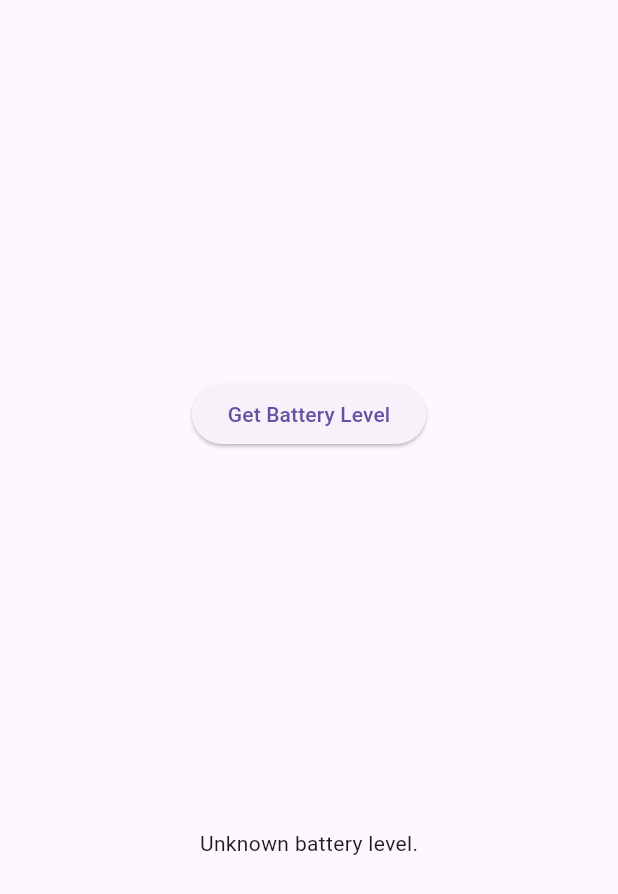
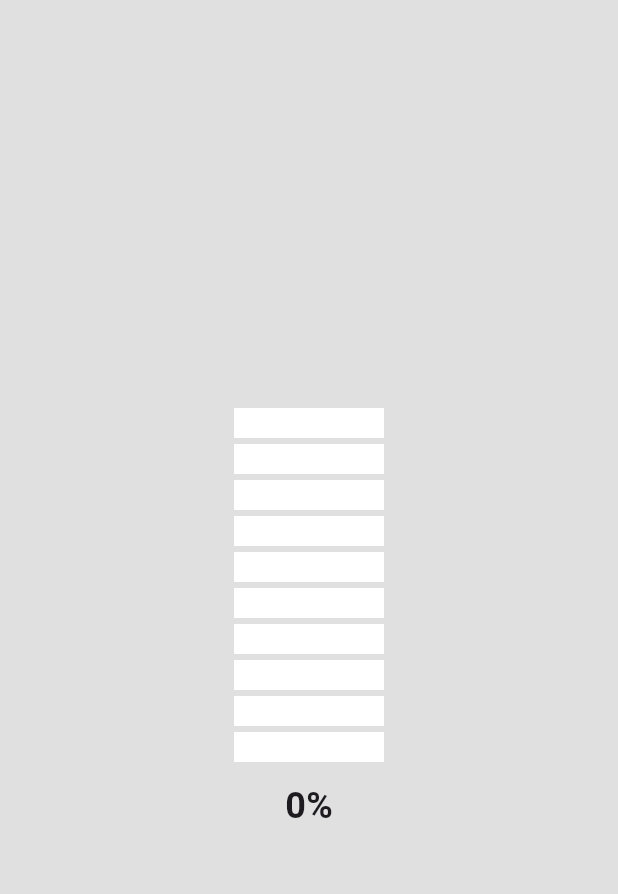
Before and after one commit to johnhcolani/MethodChannel-Native-Device-BatteryLevel, a Flutter app: the screen it shows after launch, on a phone screen of 412 x 824 dp. Shown: the top 894 px of the screen. Run offline on Flutter 3.47's test engine with Material 3 defaults, Android fonts, the light colour scheme and no system bars.

Commit message:
Changed UI

```diff
--- a/lib/main.dart
+++ b/lib/main.dart
@@ -1,6 +1,7 @@
 import 'package:flutter/material.dart';
+import 'package:flutter/services.dart';
 import 'dart:async';
-import 'package:flutter/services.dart';
+
 void main() {
   runApp(const MyApp());
 }
@@ -14,37 +15,72 @@ class MyApp extends StatefulWidget {
 
 class _MyAppState extends State<MyApp> {
   static const platform = MethodChannel('samples.flutter.dev/battery');
-  // Get battery level.
-  String _batteryLevel = 'Unknown battery level.';
+  final StreamController<double> _batteryLevelController = StreamController<double>();
 
-  Future<void> _getBatteryLevel() async {
-    String batteryLevel;
-    try {
-      final int? result = await platform.invokeMethod<int>('getBatteryLevel');
-      batteryLevel = 'Battery level at $result % .';
-    } on PlatformException catch (e) {
-      batteryLevel = "Failed to get battery level: '${e.message}'.";
-    }
+  @override
+  void initState() {
+    super.initState();
+    _startBatteryLevelStream();
+  }
 
-    setState(() {
-      _batteryLevel = batteryLevel;
+  @override
+  void dispose() {
+    _batteryLevelController.close();
+    super.dispose();
+  }
+
+  void _startBatteryLevelStream() {
+    Timer.periodic(Duration(seconds: 1), (timer) async {
+      try {
+        final int? result = await platform.invokeMethod<int>('getBatteryLevel');
+        double batteryPercentage = (result ?? 0) / 100.0;
+        _batteryLevelController.add(batteryPercentage);
+      } on PlatformException catch (e) {
+        print("Failed to get battery level: '${e.message}'.");
+      }
     });
   }
+
   @override
   Widget build(BuildContext context) {
     return MaterialApp(
       debugShowCheckedModeBanner: false,
       home: Scaffold(
+        backgroundColor: Colors.grey.shade300,
         body: Center(
-          child: Column(
-            mainAxisAlignment: MainAxisAlignment.spaceEvenly,
-            children: [
-              ElevatedButton(
-                onPressed: _getBatteryLevel,
-                child: const Text('Get Battery Level'),
-              ),
-              Text(_batteryLevel),
-            ],
+          child: StreamBuilder<double>(
+            stream: _batteryLevelController.stream,
+            builder: (context, snapshot) {
+              double batteryPercentage = snapshot.data ?? 0.0;
+
+              return Column(
+                mainAxisAlignment: MainAxisAlignment.center,
+                children: [
+                  Column(
+                    mainAxisSize: MainAxisSize.min,
+                    children: List.generate(10, (index) {
+                      int currentLevel = 10 - index;
+                      return Container(
+                        width: 100,
+                        height: 20,
+                        margin: const EdgeInsets.symmetric(vertical: 2),
+                        color: batteryPercentage * 10 >= currentLevel
+                            ? Colors.green
+                            : Colors.white,
+                      );
+                    }),
+                  ),
+                  SizedBox(height: 10), // Space between containers and text
+                  Text(
+                    '${(batteryPercentage * 100).round()}%',
+                    style: TextStyle(
+                      fontSize: 24,
+                      fontWeight: FontWeight.bold,
+                    ),
+                  ),
+                ],
+              );
+            },
           ),
         ),
       ),
--- a/pubspec.yaml
+++ b/pubspec.yaml
@@ -35,6 +35,7 @@ dependencies:
   # The following adds the Cupertino Icons font to your application.
   # Use with the CupertinoIcons class for iOS style icons.
   cupertino_icons: ^1.0.8
+  percent_indicator: ^4.2.3
 
 dev_dependencies:
   flutter_test:
```
Also changed, not shown: pubspec.lock.
